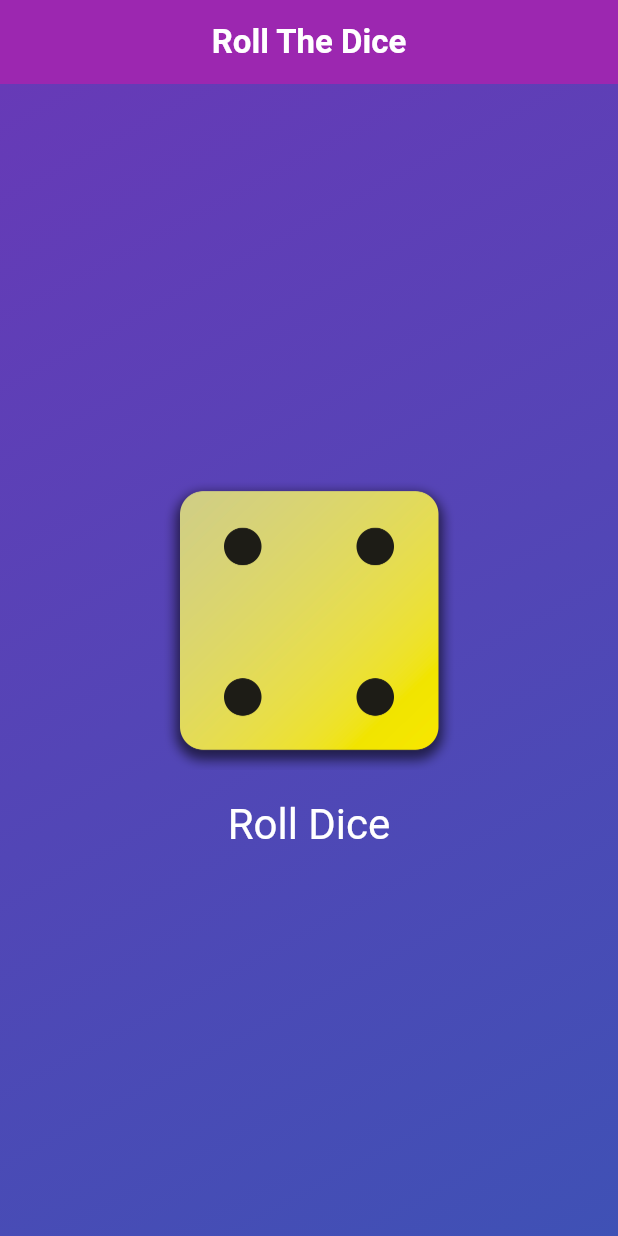
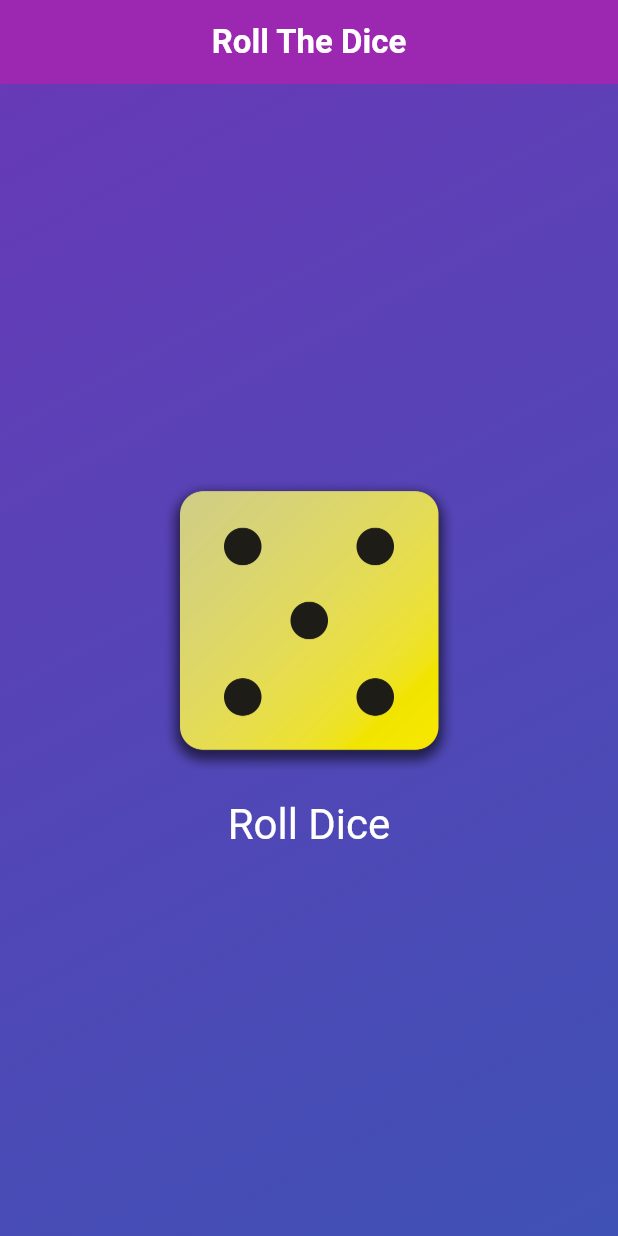
Before and after one commit to Saimur88/Roll_Dice, a Flutter app: the screen it shows after launch, after a tap on "Roll Dice", on a phone screen of 412 x 824 dp. Run offline on Flutter 3.47's test engine with Material 3 defaults, Android fonts, the phone set to English and light mode, and no system bars.

Commit message:
Added Random Dice On Every Click

```diff
--- a/lib/dice_roller.dart
+++ b/lib/dice_roller.dart
@@ -1,4 +1,5 @@
 import 'package:flutter/material.dart';
+import 'dart:math';
 
 class DiceRoller extends StatefulWidget {
 
@@ -12,11 +13,11 @@ class DiceRoller extends StatefulWidget {
 
 class _DiceRollerState extends State<DiceRoller>{
 
-  var activeDiceImage = 'assets/images/dice-3.png';
+  var currentDiceRoll = 2;
 
   void rollDice(){
     setState(() {
-      activeDiceImage = 'assets/images/dice-4.png';
+      currentDiceRoll= Random().nextInt(6) + 1;
     });
   }
 
@@ -27,7 +28,7 @@ class _DiceRollerState extends State<DiceRoller>{
       child: Column(
           mainAxisSize: MainAxisSize.min,
           children: [
-          Image.asset(activeDiceImage,width: 200,),
+          Image.asset('assets/images/dice-$currentDiceRoll.png',width: 200,),
       TextButton(
       onPressed: rollDice,
       style: TextButton.styleFrom(
```
